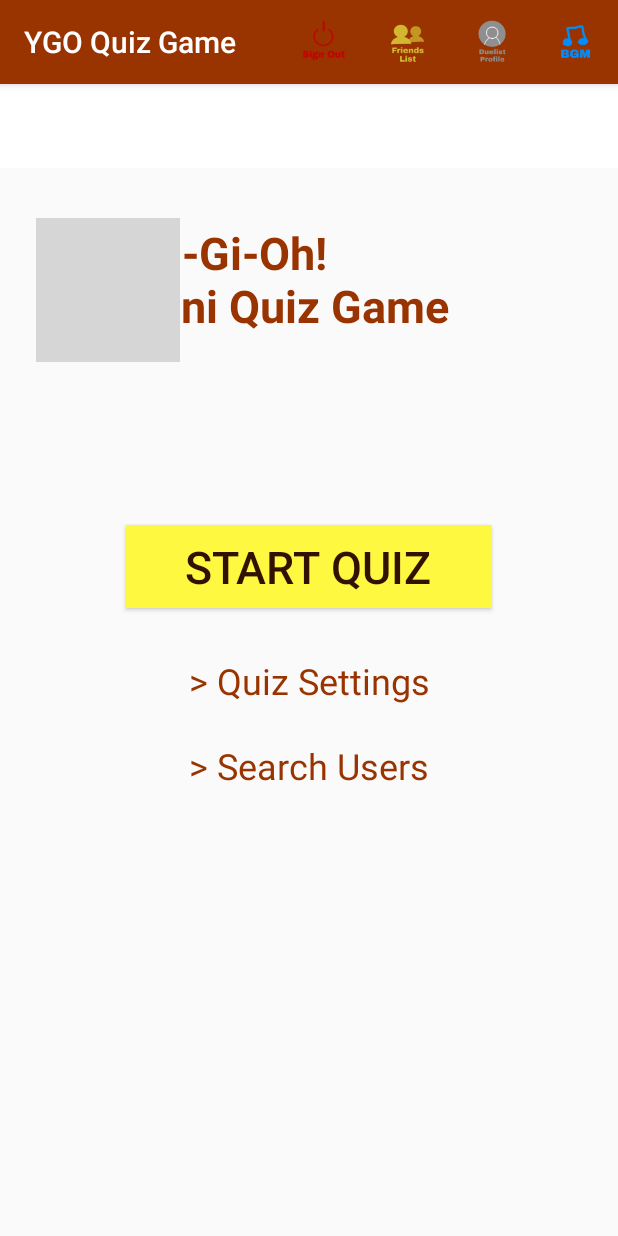
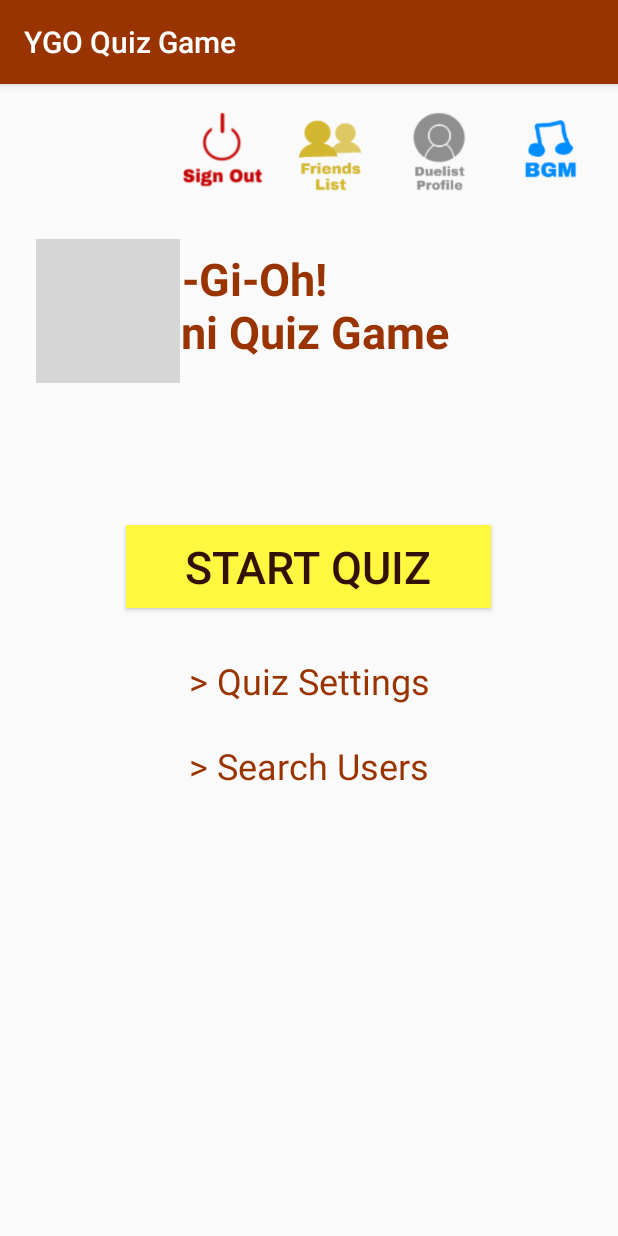
Before and after one commit to latifa176/YGO-Quiz-Game, an Android app: the screen it shows after launch once a user with an empty profile is signed in (MainMenu), on a phone screen of 412 x 824 dp. Run offline under Robolectric (Android 15) with nearby library versions, the light colour scheme and no system bars; our stand-ins replace Firebase (no records; nobody signed in at launch, a user with empty details on screens opened directly); grey boxes are pictures that could not be loaded.

Commit message:
Duelist profile half-implemented +User class + Sign up activity edits + minor app gradle edits

```diff
--- a/app/src/main/java/com/example/ygoquizgame/MainMenu.java
+++ b/app/src/main/java/com/example/ygoquizgame/MainMenu.java
@@ -1,69 +1,103 @@
 package com.example.ygoquizgame;
 
 import android.content.Intent;
-import android.graphics.Color;
 import android.os.Bundle;
-import android.view.Menu;
-import android.view.MenuInflater;
-import android.view.MenuItem;
+import android.os.Handler;
+import android.view.View;
 import android.widget.Button;
+import android.widget.ImageView;
 import android.widget.TextView;
-
-import androidx.annotation.NonNull;
+import android.widget.Toast;
 import androidx.appcompat.app.AppCompatActivity;
-import androidx.appcompat.widget.Toolbar;
 
 import com.google.firebase.auth.FirebaseAuth;
 
 public class MainMenu extends AppCompatActivity {
-    Toolbar myToolbar;
+    ImageView bgmIcon, duelistProfileIcon, friendsListIcon, signOutIcon;
     Button startQuizButton;
     TextView quizSettingsLink, searchUsersLink;
     FirebaseAuth mAuth;
+    boolean doubleBackToExitPressedOnce=false;
 
     @Override
     protected void onCreate(Bundle savedInstanceState) {
         super.onCreate(savedInstanceState);
         setContentView(R.layout.main_menu);
-        myToolbar=findViewById(R.id.myToolbar);
+        bgmIcon=findViewById(R.id.bgmIcon);
+        duelistProfileIcon=findViewById(R.id.duelistProfileIcon);
+        friendsListIcon=findViewById(R.id.friendsListIcon);
+        signOutIcon=findViewById(R.id.signOutIcon);
         startQuizButton=findViewById(R.id.startQuizButton);
         quizSettingsLink=findViewById(R.id.quizSettingsLink);
         searchUsersLink=findViewById(R.id.searchUsersLink);
         mAuth=FirebaseAuth.getInstance();
+
+        signOutIcon.setOnClickListener(new View.OnClickListener() {
+            @Override
+            public void onClick(View v) {
+                mAuth.signOut();
+                Toast.makeText(MainMenu.this, "Signed out successfully", Toast.LENGTH_SHORT).show();
+                startActivity(new Intent(MainMenu.this, MainActivity.class));
             }
+        });
 
+        /*friendsListIcon.setOnClickListener(new View.OnClickListener() {
             @Override
-    public boolean onCreateOptionsMenu(Menu menu) {
-        MenuInflater inflater=getMenuInflater();
-        inflater.inflate(R.menu.menu_items, menu);
-        myToolbar.setBackgroundColor(Color.WHITE);
-        return true;
+            public void onClick(View v) {
+                ////////////////////////////////////////
             }
+        });*/
 
+        duelistProfileIcon.setOnClickListener(new View.OnClickListener() {
             @Override
-    public boolean onOptionsItemSelected(@NonNull MenuItem item) {
-        //check which item (among the rest in the toolbar) has been selected
-        switch(item.getItemId()){
-            case R.id.signOutItem: //Sign out user and go to the sign in activity
-                mAuth.signOut();
-                startActivity(new Intent(MainMenu.this, MainActivity.class));
-                return true;
-            case R.id.friendsListItem: //Go to friends list
-                //////////
-                return true;
-            case R.id.duelistProfileItem: //Go to the duelist profile
-                //////////
-                return true;
-            case R.id.bgm: //Go to the BGM selection activity
-                //////////
-                return true;
-            default:
-                return super.onOptionsItemSelected(item);
+            public void onClick(View v) {
+                startActivity(new Intent(MainMenu.this, DuelistProfile.class));
+                finish();
             }
+        });
+
+        /*bgmIcon.setOnClickListener(new View.OnClickListener() {
+            @Override
+            public void onClick(View v) {
+                ////////////////////////////////
             }
+        });*/
+
+        /*startQuizButton.setOnClickListener(new View.OnClickListener() {
+            @Override
+            public void onClick(View v) {
+                ////////////////////////////////
+            }
+        });*/
+
+        /*quizSettingsLink.setOnClickListener(new View.OnClickListener() {
+            @Override
+            public void onClick(View v) {
+                ////////////////////////
+            }
+        });*/
+        /*searchUsersLink.setOnClickListener(new View.OnClickListener() {
+            @Override
+            public void onClick(View v) {
+                ////////////////////////////
+            }
+        });*/
+
+    }//end of onCreate
 
     @Override
     public void onBackPressed() {
-        //Do nothing when back is pressed from the main menu
+        if(doubleBackToExitPressedOnce){
+            super.onBackPressed();
+            finish();
+        }
+        this.doubleBackToExitPressedOnce=true;
+        Toast.makeText(MainMenu.this, "Please click BACK again to exit", Toast.LENGTH_SHORT).show();
+        new Handler().postDelayed(new Runnable() {
+            @Override
+            public void run() {
+                doubleBackToExitPressedOnce=false;
+            }
+        }, 2000); //in milliseconds, the desired time between two BACK presses
     }
 }
--- a/app/src/main/res/layout/main_menu.xml
+++ b/app/src/main/res/layout/main_menu.xml
@@ -6,17 +6,29 @@
     android:layout_width="match_parent"
     android:layout_height="match_parent">
 
-    <androidx.appcompat.widget.Toolbar
-        android:id="@+id/myToolbar"
-        android:layout_width="match_parent"
-        android:layout_height="wrap_content"
-        android:background="#FFFFFF"
-        android:minHeight="?attr/actionBarSize"
-        android:theme="?attr/actionBarTheme"
+    <ImageView
+        android:id="@+id/signOutIcon"
+        android:layout_width="60dp"
+        android:layout_height="60dp"
+        android:layout_marginTop="16dp"
+        android:clickable="true"
         app:layout_constraintEnd_toEndOf="parent"
+        app:layout_constraintHorizontal_bias="0.337"
         app:layout_constraintStart_toStartOf="parent"
         app:layout_constraintTop_toTopOf="parent"
-        app:title=""/>
+        app:srcCompat="@drawable/signout" />
+
+    <ImageView
+        android:id="@+id/friendsListIcon"
+        android:layout_width="60dp"
+        android:layout_height="60dp"
+        android:layout_marginTop="16dp"
+        android:clickable="true"
+        app:layout_constraintEnd_toEndOf="parent"
+        app:layout_constraintHorizontal_bias="0.542"
+        app:layout_constraintStart_toStartOf="parent"
+        app:layout_constraintTop_toTopOf="parent"
+        app:srcCompat="@drawable/friends" />
 
     <TextView
         android:id="@+id/Title"
@@ -31,7 +43,7 @@
         app:layout_constraintLeft_toLeftOf="parent"
         app:layout_constraintRight_toRightOf="parent"
         app:layout_constraintTop_toTopOf="parent"
-        app:layout_constraintVertical_bias="0.134" />
+        app:layout_constraintVertical_bias="0.159" />
 
     <ImageView
         android:id="@+id/cardIcon"
@@ -42,7 +54,7 @@
         app:layout_constraintHorizontal_bias="0.077"
         app:layout_constraintStart_toStartOf="parent"
         app:layout_constraintTop_toTopOf="parent"
-        app:layout_constraintVertical_bias="0.133"
+        app:layout_constraintVertical_bias="0.154"
         app:srcCompat="@drawable/cardsleeve" />
 
     <Button
@@ -85,4 +97,29 @@
         app:layout_constraintEnd_toEndOf="parent"
         app:layout_constraintStart_toStartOf="parent"
         app:layout_constraintTop_toBottomOf="@+id/quizSettingsLink" />
+
+    <ImageView
+        android:id="@+id/bgmIcon"
+        android:layout_width="55dp"
+        android:layout_height="55dp"
+        android:layout_marginTop="16dp"
+        android:clickable="true"
+        app:layout_constraintEnd_toEndOf="parent"
+        app:layout_constraintHorizontal_bias="0.953"
+        app:layout_constraintStart_toStartOf="parent"
+        app:layout_constraintTop_toTopOf="parent"
+        app:srcCompat="@drawable/bgm" />
+
+    <ImageView
+        android:id="@+id/duelistProfileIcon"
+        android:layout_width="60dp"
+        android:layout_height="60dp"
+        android:layout_marginTop="16dp"
+        android:clickable="true"
+        app:layout_constraintEnd_toEndOf="parent"
+        app:layout_constraintHorizontal_bias="0.747"
+        app:layout_constraintStart_toStartOf="parent"
+        app:layout_constraintTop_toTopOf="parent"
+        app:srcCompat="@drawable/profile" />
+
 </androidx.constraintlayout.widget.ConstraintLayout>
--- a/app/src/main/res/values/strings.xml
+++ b/app/src/main/res/values/strings.xml
@@ -1,4 +1,5 @@
 <resources>
     <string name="app_name">YGO Quiz Game</string>
     <string name="go_back"><![CDATA[<< Go back]]></string>
+
 </resources>
```
Also changed, not shown: app/build.gradle (+5 -3 lines), app/src/main/AndroidManifest.xml (+5 -3 lines), app/src/main/java/com/example/ygoquizgame/DuelistProfile.java (added, +130 -0 lines), app/src/main/java/com/example/ygoquizgame/MainActivity.java (+19 -6 lines), app/src/main/java/com/example/ygoquizgame/SignUp.java (+13 -7 lines), app/src/main/java/com/example/ygoquizgame/User.java (added, +71 -0 lines), app/src/main/res/layout/duelist_profile.xml (added, +313 -0 lines). Lines whose indentation alone changed are shown as unchanged.
